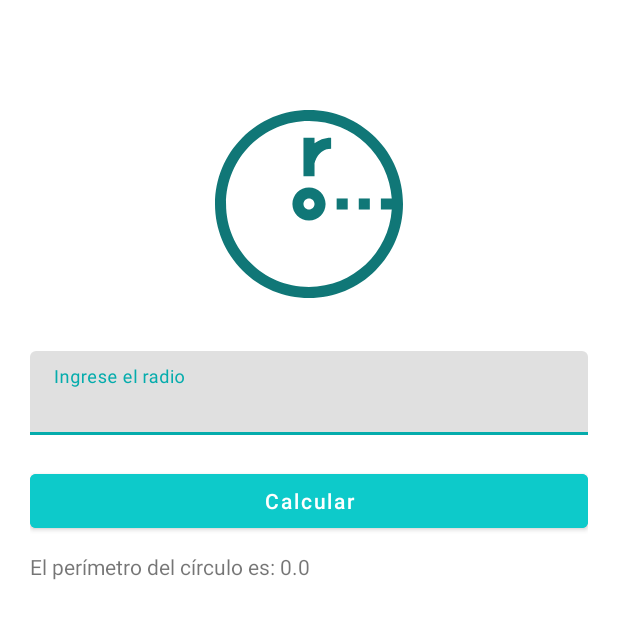
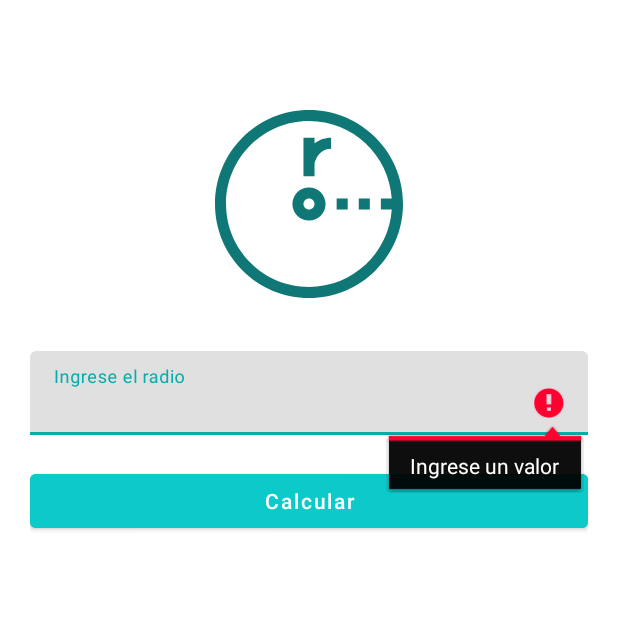
Before and after one commit to Moviles-Udea-2020-1/Practica420201, an Android app: the fragment PerimetrocirculoFragment shown on its own in the app's theme, after a tap on "Calcular", on a phone screen of 412 x 824 dp. Shown: the top 619 px of the screen. Run offline under Robolectric (Android 15) with nearby library versions, the light colour scheme and no system bars.

Commit message:
Perimetro circulo terminado

```diff
--- a/app/src/main/java/com/edwinacubillos/practica420201/fragments/PerimetrocirculoFragment.kt
+++ b/app/src/main/java/com/edwinacubillos/practica420201/fragments/PerimetrocirculoFragment.kt
@@ -13,10 +13,21 @@
     override fun onViewCreated(view: View, savedInstanceState: Bundle?) {
         super.onViewCreated(view, savedInstanceState)
 
-        calcularPerimetroCir_button.setOnClickListener{
-            val radio = valorRadio.text.toString().toFloat()
-            val perimetro = (2)*(3.1416)*radio
-            resultado_textView.text = "El perímetro del círculo es: " + perimetro
+        calcularPerimetroCir_button.setOnClickListener {
+            val radio = valorRadio.text.toString()
+
+            when {
+                radio.isEmpty() -> valorRadio.error = getString(R.string.error_circulo)
+
+
+                else -> {
+                    val perimetro = (2) * (3.1416) * radio.toFloat()
+                    resultado_textView.text =
+                        getString(R.string.resultadoPerimetroCirculo) + perimetro
+                }
+
+
+            }
         }
     }
 
--- a/app/src/main/res/layout/fragment_perimetrocirculo.xml
+++ b/app/src/main/res/layout/fragment_perimetrocirculo.xml
@@ -1,6 +1,5 @@
 <?xml version="1.0" encoding="utf-8"?>
 <LinearLayout xmlns:android="http://schemas.android.com/apk/res/android"
-    xmlns:app="http://schemas.android.com/apk/res-auto"
     xmlns:tools="http://schemas.android.com/tools"
     android:layout_width="match_parent"
     android:layout_height="match_parent"
@@ -15,7 +14,8 @@
         android:layout_gravity="center"
         android:layout_marginTop="48dp"
         android:layout_marginBottom="30dp"
-        android:src="@drawable/ic_radio" />
+        android:src="@drawable/ic_radio"
+        tools:ignore="ContentDescription" />
 
     <com.google.android.material.textfield.TextInputLayout
         android:layout_width="match_parent"
@@ -25,7 +25,8 @@
             android:id="@+id/valorRadio"
             android:layout_width="match_parent"
             android:layout_height="wrap_content"
-            android:hint="@string/ingresarRadio" />
+            android:hint="@string/ingresarRadio"
+            android:inputType="numberDecimal" />
     </com.google.android.material.textfield.TextInputLayout>
 
     <Button
--- a/app/src/main/res/values/strings.xml
+++ b/app/src/main/res/values/strings.xml
@@ -24,6 +24,7 @@
     <string name="perimetroCirculo">Calcular el perímetro de un círculo</string>
     <string name="ingresarRadio">Ingrese el radio</string>
     <string name="valorRadio" />
+    <string name="error_circulo">Ingrese un valor</string>
     <string name="calcularPerimetroCir">Calcular</string>
     <string name="lado_a">a</string>
     <string name="lado_b">b</string>
@@ -87,4 +88,5 @@
     <string name="valor">"Ingrese valor "</string>
     <string name="perimetro_cuadrado">Perímetro Cuadrado</string>
     <string name="resultadoCirculo" />
+    <string name="resultadoPerimetroCirculo">\El perímetro del círculo es: \</string>
 </resources>
```
